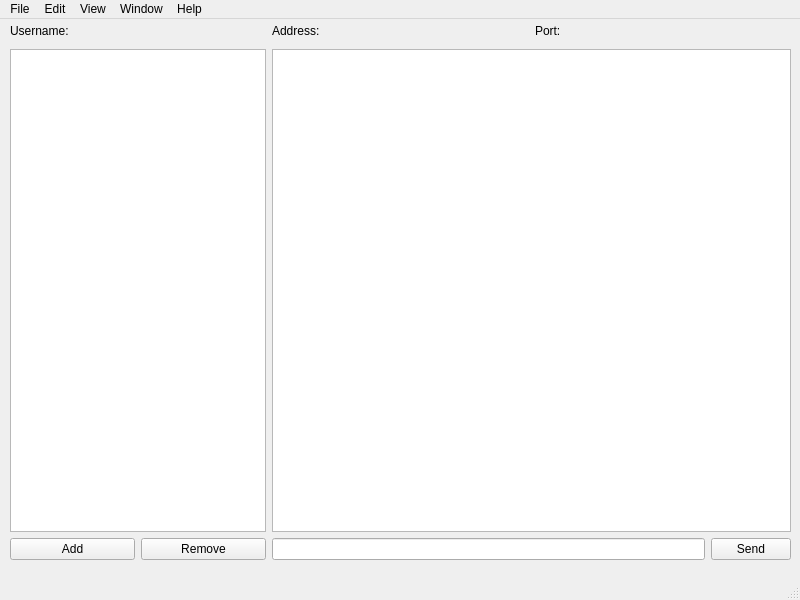
This is data/mainwindow.ui in OBRATEN/Messenger as Qt 5 draws it before an edit. The edited form follows.
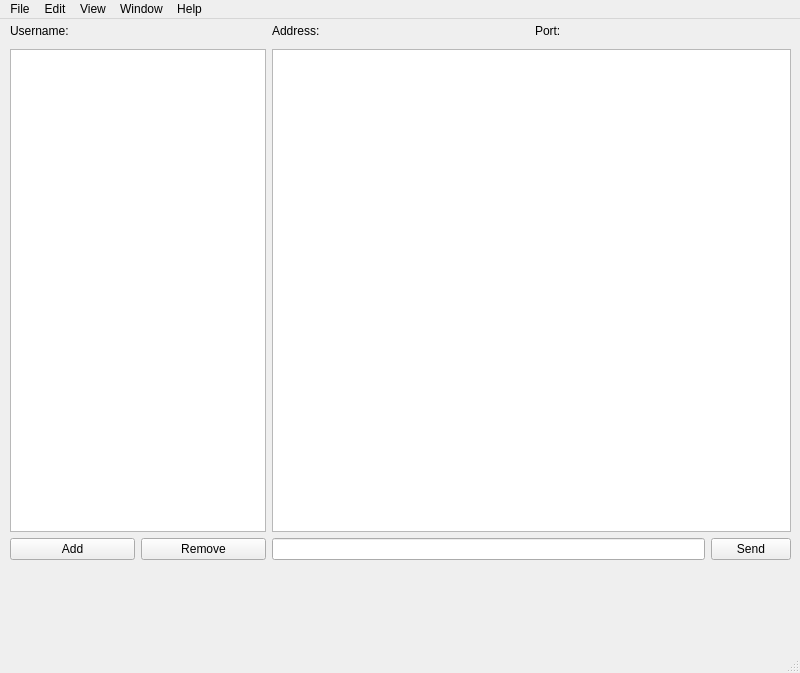
This is the edited form.

```diff
--- a/data/mainwindow.ui
+++ b/data/mainwindow.ui
@@ -7,7 +7,7 @@
     <x>0</x>
     <y>0</y>
     <width>800</width>
-    <height>600</height>
+    <height>673</height>
    </rect>
   </property>
   <property name="windowTitle">
```
